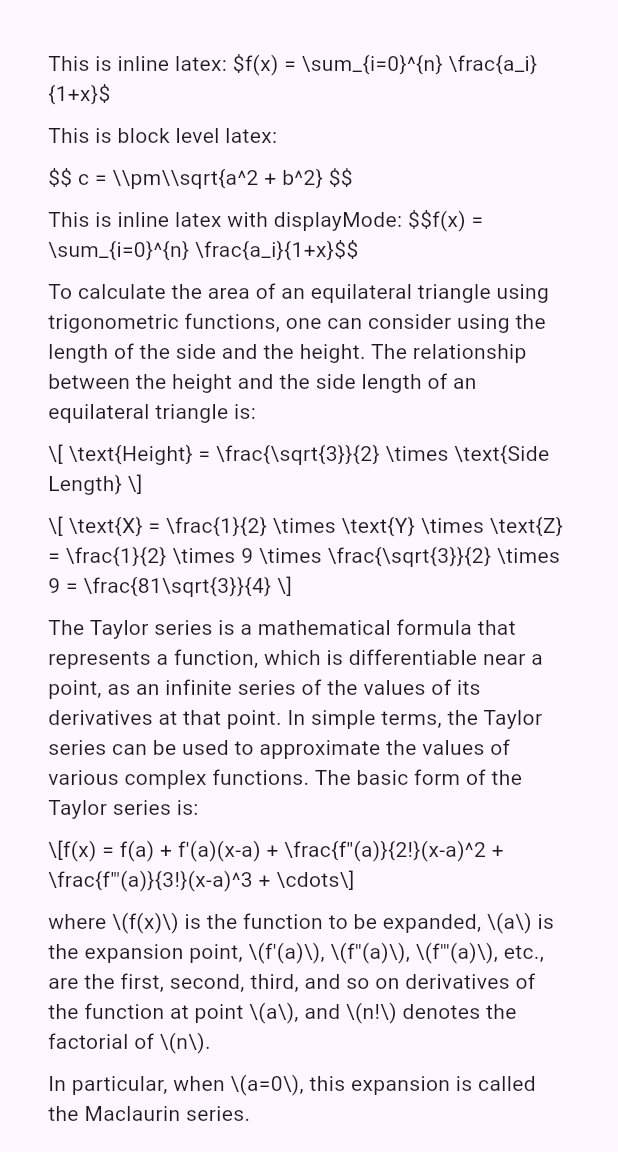
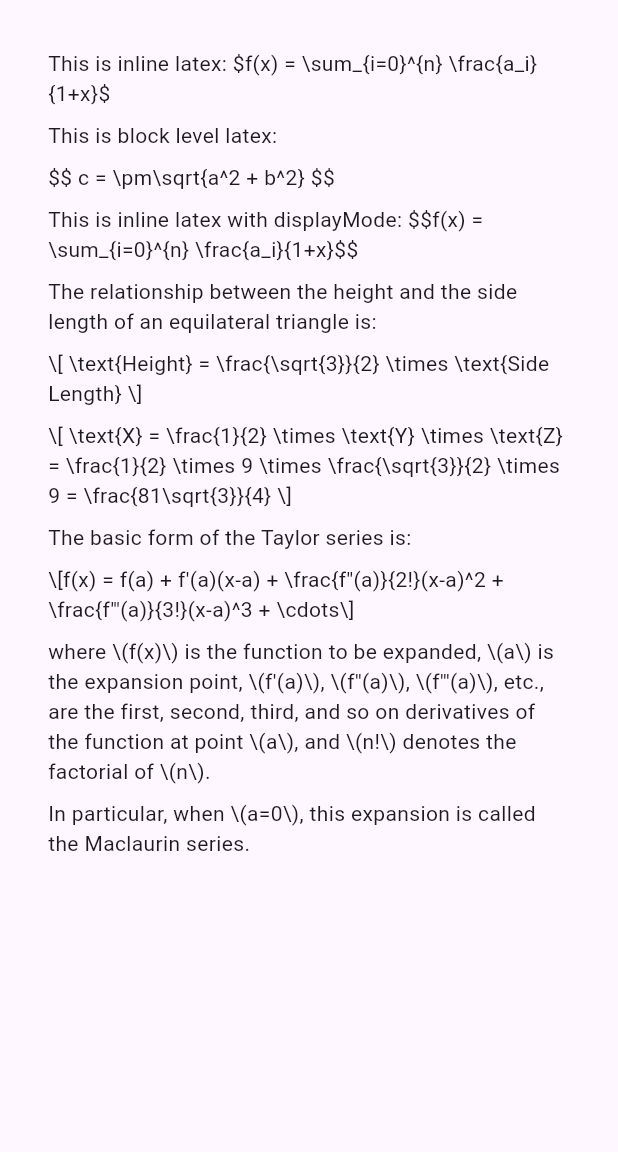
Before and after one commit to xushengs/flutter_markdown_latex, a Flutter app: the screen it shows after launch, on a phone screen of 412 x 824 dp, the part 84-1236 px from its top. Run offline on Flutter 3.47's test engine with Material 3 defaults, Android fonts, the phone set to English and light mode, and no system bars; our stand-ins replace flutter_markdown; missing offline and left inert: flutter_math_fork, markdown.

```diff
--- a/example/lib/main.dart
+++ b/example/lib/main.dart
@@ -32,26 +32,24 @@ This is inline latex: $f(x) = \sum_{i=0}^{n} \frac{a_i}{1+x}$
 This is block level latex:
 
 $$
-c = \\pm\\sqrt{a^2 + b^2}
+c = \pm\sqrt{a^2 + b^2}
 $$
 
 This is inline latex with displayMode: $$f(x) = \sum_{i=0}^{n} \frac{a_i}{1+x}$$
 
-To calculate the area of an equilateral triangle using trigonometric functions, one can consider using the length of the side and the height. The relationship between the height and the side length of an equilateral triangle is:
+The relationship between the height and the side length of an equilateral triangle is:
 
 \[ \text{Height} = \frac{\sqrt{3}}{2} \times \text{Side Length} \]
 
 \[ \text{X} = \frac{1}{2} \times \text{Y} \times \text{Z} = \frac{1}{2} \times 9 \times \frac{\sqrt{3}}{2} \times 9 = \frac{81\sqrt{3}}{4} \]
 
-The Taylor series is a mathematical formula that represents a function, which is differentiable near a point, as an infinite series of the values of its derivatives at that point. In simple terms, the Taylor series can be used to approximate the values of various complex functions. The basic form of the Taylor series is:
+The basic form of the Taylor series is:
 
 \[f(x) = f(a) + f'(a)(x-a) + \frac{f''(a)}{2!}(x-a)^2 + \frac{f'''(a)}{3!}(x-a)^3 + \cdots\]
 
 where \(f(x)\) is the function to be expanded, \(a\) is the expansion point, \(f'(a)\), \(f''(a)\), \(f'''(a)\), etc., are the first, second, third, and so on derivatives of the function at point \(a\), and \(n!\) denotes the factorial of \(n\).
 
 In particular, when \(a=0\), this expansion is called the Maclaurin series.
-
-The Taylor series has wide applications in various fields such as mathematics, physics, engineering, etc., for solving differential equations, approximating function values, and applications in theoretical physics, among others.
 
 """;
 
--- a/lib/src/latex_element_builder.dart
+++ b/lib/src/latex_element_builder.dart
@@ -40,7 +40,7 @@ class LatexElementBuilder extends MarkdownElementBuilder {
     return SingleChildScrollView(
       scrollDirection: Axis.horizontal,
       clipBehavior: Clip.antiAlias,
-      child: SelectableMath.tex(
+      child: Math.tex(
         text,
         textStyle: textStyle,
         mathStyle: mathStyle,
```
